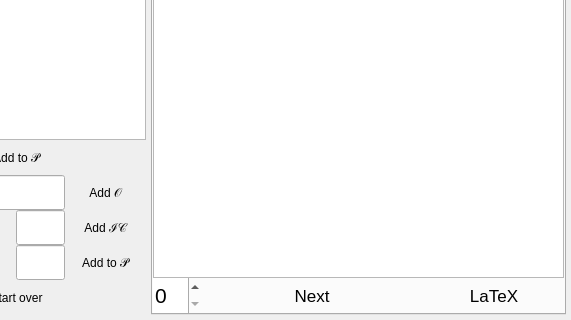
Above: resources/main.ui from theShirNick/WCS before the change; both pictures show x 118 to 689 and y 100 to 420 of the 689 by 420 pixel window. Below: the same form after it.
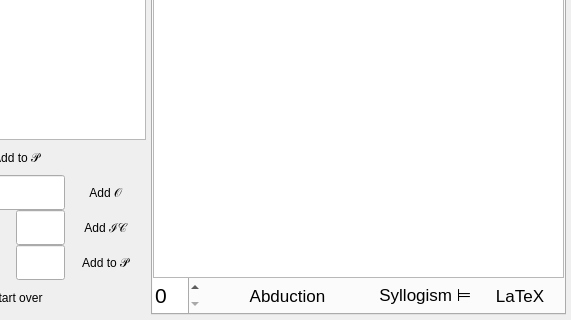
That is the form after the change. The open tabs and pages were chosen to show the change.

Commit message: parts of syllogisms + constants for font

```diff
--- a/resources/main.ui
+++ b/resources/main.ui
@@ -724,7 +724,7 @@
          </widget>
         </item>
         <item>
-         <layout class="QHBoxLayout" name="horizontalLayout_4" stretch="0,8,5">
+         <layout class="QHBoxLayout" name="horizontalLayout_4" stretch="0,6,3,3">
           <item>
            <widget class="QSpinBox" name="spinBox">
             <property name="sizePolicy">
@@ -767,7 +767,28 @@
              <string>Skeptical abduction</string>
             </property>
             <property name="text">
-             <string>Next</string>
+             <string>Abduction</string>
+            </property>
+            <property name="flat">
+             <bool>true</bool>
+            </property>
+           </widget>
+          </item>
+          <item>
+           <widget class="QPushButton" name="to_syll_button">
+            <property name="minimumSize">
+             <size>
+              <width>0</width>
+              <height>35</height>
+             </size>
+            </property>
+            <property name="font">
+             <font>
+              <pointsize>13</pointsize>
+             </font>
+            </property>
+            <property name="text">
+             <string>Syllogism ⊨</string>
             </property>
             <property name="flat">
              <bool>true</bool>
```
Left out of the diff: 2 changed lines with no effect on the pictures. The commit also changes 11 other files.
